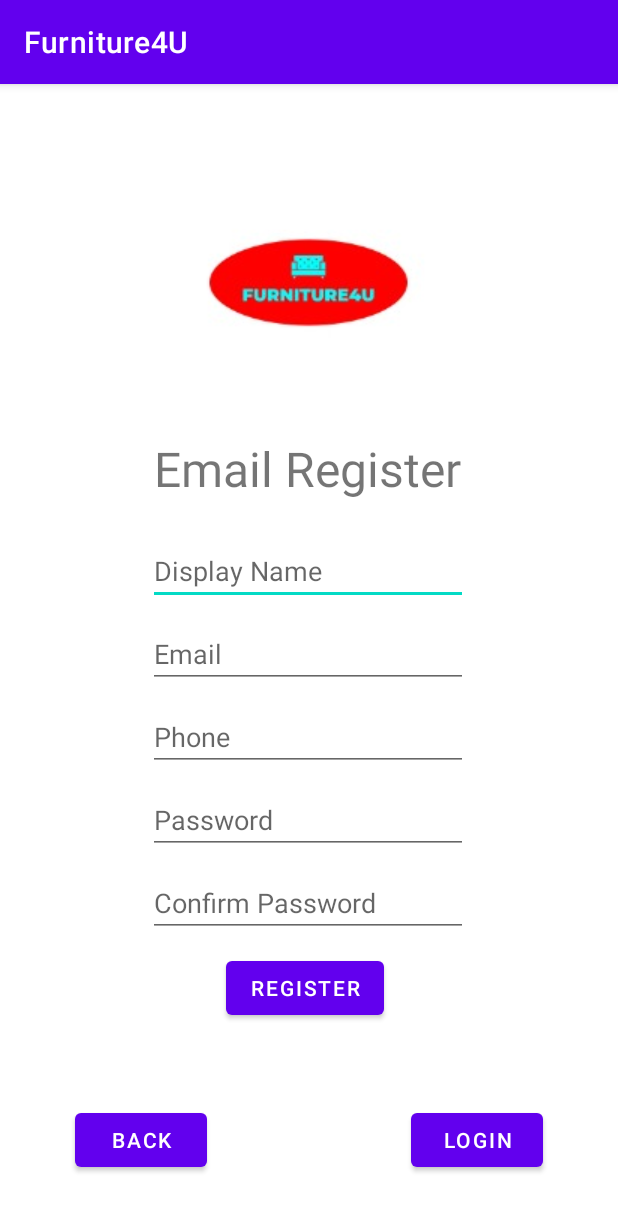
After one commit to FA2500/Furniture4U, an Android app: the EmailRegisterActivity screen opened directly, with no data from a screen before it, on a phone screen of 412 x 824 dp. The commit adds this screen. Shown: the top 1211 px of the screen. Run offline under Robolectric (Android 15) with nearby library versions, the phone set to English and light mode, and no system bars; our stand-ins replace Firebase (no records; nobody signed in at launch, a user with empty details on screens opened directly).

Commit message:
Basic Login and Registeration

```diff
--- /dev/null
+++ b/app/src/main/java/my/fa250/furniture4u/auth/EmailRegisterActivity.java
@@ -0,0 +1,159 @@
+package my.fa250.furniture4u.auth;
+
+import androidx.annotation.NonNull;
+import androidx.appcompat.app.AppCompatActivity;
+
+import android.content.Intent;
+import android.os.Bundle;
+import android.util.Log;
+import android.view.View;
+import android.widget.EditText;
+import android.widget.Toast;
+
+import com.example.furniture4u.R;
+import com.google.android.gms.tasks.OnCompleteListener;
+import com.google.android.gms.tasks.OnFailureListener;
+import com.google.android.gms.tasks.OnSuccessListener;
+import com.google.android.gms.tasks.Task;
+import com.google.firebase.auth.AuthResult;
+import com.google.firebase.auth.FirebaseAuth;
+import com.google.firebase.auth.FirebaseUser;
+import com.google.firebase.firestore.FirebaseFirestore;
+
+import java.util.HashMap;
+import java.util.Map;
+
+import my.fa250.furniture4u.UserInfo;
+import my.fa250.furniture4u.com.HomePageActivity;
+
+public class EmailRegisterActivity extends AppCompatActivity {
+
+    FirebaseFirestore db = FirebaseFirestore.getInstance();
+
+    private FirebaseAuth mAuth;
+
+    private EditText ETName;
+    private EditText ETEmail;
+    private EditText ETPhone;
+    private EditText ETPass;
+    private EditText ETCPass;
+
+    @Override
+    protected void onCreate(Bundle savedInstanceState) {
+        super.onCreate(savedInstanceState);
+        setContentView(R.layout.activity_email_register);
+        mAuth = FirebaseAuth.getInstance();
+        initializeUI();
+    }
+
+    private void initializeUI()
+    {
+        ETName = findViewById(R.id.ETRegisterName);
+        ETEmail = findViewById(R.id.ETRegisterEmail);
+        ETPhone = findViewById(R.id.ETRegisterPhone);
+        ETPass = findViewById(R.id.ETRegisterPass);
+        ETCPass = findViewById(R.id.ETRegisterCPass);
+    }
+
+    public void BtnRegisterEmail(View v)
+    {
+        //Validation
+        if(ETName.getText().length() <= 0)
+        {
+            Toast.makeText(this, "Display Name is empty", Toast.LENGTH_SHORT).show();
+        }
+        else if(ETEmail.getText().length() <= 0)
+        {
+            Toast.makeText(this, "Email is empty", Toast.LENGTH_SHORT).show();
+        }
+        else if(ETPhone.getText().length() <= 0)
+        {
+            Toast.makeText(this, "Phone is empty", Toast.LENGTH_SHORT).show();
+        }
+        else if(ETPass.getText().length() <= 0)
+        {
+            Toast.makeText(this, "Password is empty", Toast.LENGTH_SHORT).show();
+        }
+        else if(ETCPass.getText().length() <= 0)
+        {
+            Toast.makeText(this, "Confirm Password is empty", Toast.LENGTH_SHORT).show();
+        }
+        else if(!(ETPass.getText().toString().equals(ETCPass.getText().toString())))
+        {
+            Toast.makeText(this, "Password is not the same as Confirm Password", Toast.LENGTH_SHORT).show();
+        }
+        else
+        {
+            createEmailAccount();
+
+        }
+    }
+
+    public void BtnRegisterBack(View v)
+    {
+        Intent intent = new Intent(this, MultipleSignInActivity.class);
+        startActivity(intent);
+    }
+
+    public void BtnLoginBack(View v)
+    {
+        Intent intent = new Intent(this, EmailLoginActivity.class);
+        startActivity(intent);
+    }
+
+    //private method
+
+    private void createEmailAccount()
+    {
+        mAuth.createUserWithEmailAndPassword(ETEmail.getText().toString(), ETCPass.getText().toString())
+                .addOnCompleteListener(this, new OnCompleteListener<AuthResult>() {
+                    @Override
+                    public void onComplete(@NonNull Task<AuthResult> task) {
+                        if (task.isSuccessful()) {
+                            // Sign in success, update UI with the signed-in user's information
+                            Log.d("Register ", "createUserWithEmail:success");
+                            FirebaseUser user = mAuth.getCurrentUser();
+                            RegisterSaveUserInfo(user);
+                        } else {
+                            // If sign in fails, display a message to the user.
+                            Log.w("Register", "createUserWithEmail:failure", task.getException());
+                            Toast.makeText(EmailRegisterActivity.this, "Authentication failed.",Toast.LENGTH_SHORT).show();
+                        }
+                    }
+                });
+        //Log.d("Register ", ETEmail.getText().toString());
+        //Log.d("Register ", ETCPass.getText().toString());
+    }
+
+    private void RegisterSaveUserInfo(FirebaseUser user)
+    {
+        UserInfo.setName(ETName.getText().toString());
+        UserInfo.setEmail(ETEmail.getText().toString());
+        UserInfo.setPhone(ETPhone.getText().toString());
+        UserInfo.setRole("Customer");
+
+        Map<String, Object> userinfo = new HashMap<>();
+        userinfo.put("name", ETName.getText().toString());
+        userinfo.put("email", ETEmail.getText().toString());
+        userinfo.put("phone",ETPhone.getText().toString());
+        userinfo.put("role", "Customer");
+
+        db.collection("user").document(user.getUid())
+                .set(userinfo)
+                .addOnSuccessListener(new OnSuccessListener<Void>() {
+                    @Override
+                    public void onSuccess(Void aVoid) {
+                        Log.d("Database", "DocumentSnapshot successfully written!");
+                        Intent intent = new Intent(EmailRegisterActivity.this, HomePageActivity.class);
+                        startActivity(intent);
+                    }
+                })
+                .addOnFailureListener(new OnFailureListener() {
+                    @Override
+                    public void onFailure(@NonNull Exception e) {
+                        Log.w("Database", "Error writing document", e);
+                    }
+                });
+
+    }
+}
--- /dev/null
+++ b/app/src/main/res/layout/activity_email_register.xml
@@ -0,0 +1,140 @@
+<?xml version="1.0" encoding="utf-8"?>
+<androidx.constraintlayout.widget.ConstraintLayout xmlns:android="http://schemas.android.com/apk/res/android"
+    xmlns:app="http://schemas.android.com/apk/res-auto"
+    xmlns:tools="http://schemas.android.com/tools"
+    android:layout_width="match_parent"
+    android:layout_height="match_parent"
+    tools:context="my.fa250.furniture4u.auth.EmailRegisterActivity">
+
+    <ImageView
+        android:id="@+id/imageView3"
+        android:layout_width="wrap_content"
+        android:layout_height="wrap_content"
+        android:layout_marginStart="106dp"
+        android:layout_marginTop="33dp"
+        android:layout_marginEnd="107dp"
+        app:layout_constraintEnd_toEndOf="parent"
+        app:layout_constraintStart_toStartOf="parent"
+        app:layout_constraintTop_toTopOf="parent"
+        app:srcCompat="@drawable/logo" />
+
+    <TextView
+        android:id="@+id/textView5"
+        android:layout_width="214dp"
+        android:layout_height="47dp"
+        android:layout_marginStart="98dp"
+        android:layout_marginTop="3dp"
+        android:layout_marginEnd="99dp"
+        android:text="Email Register"
+        android:textAlignment="center"
+        android:textSize="32sp"
+        app:layout_constraintEnd_toEndOf="parent"
+        app:layout_constraintHorizontal_bias="0.0"
+        app:layout_constraintStart_toStartOf="parent"
+        app:layout_constraintTop_toBottomOf="@+id/imageView3" />
+
+    <EditText
+        android:id="@+id/ETRegisterName"
+        android:layout_width="wrap_content"
+        android:layout_height="wrap_content"
+        android:layout_marginStart="100dp"
+        android:layout_marginTop="20dp"
+        android:layout_marginEnd="101dp"
+        android:ems="10"
+        android:hint="Display Name"
+        android:inputType="textPersonName"
+        app:layout_constraintEnd_toEndOf="parent"
+        app:layout_constraintStart_toStartOf="parent"
+        app:layout_constraintTop_toBottomOf="@+id/textView5" />
+
+    <EditText
+        android:id="@+id/ETRegisterEmail"
+        android:layout_width="wrap_content"
+        android:layout_height="wrap_content"
+        android:layout_marginStart="100dp"
+        android:layout_marginTop="10dp"
+        android:layout_marginEnd="101dp"
+        android:ems="10"
+        android:hint="Email"
+        android:inputType="textEmailAddress"
+        app:layout_constraintEnd_toEndOf="parent"
+        app:layout_constraintStart_toStartOf="parent"
+        app:layout_constraintTop_toBottomOf="@+id/ETRegisterName" />
+
+    <EditText
+        android:id="@+id/ETRegisterPhone"
+        android:layout_width="wrap_content"
+        android:layout_height="wrap_content"
+        android:layout_marginStart="100dp"
+        android:layout_marginTop="10dp"
+        android:layout_marginEnd="101dp"
+        android:ems="10"
+        android:hint="Phone"
+        android:inputType="phone"
+        app:layout_constraintEnd_toEndOf="parent"
+        app:layout_constraintStart_toStartOf="parent"
+        app:layout_constraintTop_toBottomOf="@+id/ETRegisterEmail" />
+
+    <EditText
+        android:id="@+id/ETRegisterPass"
+        android:layout_width="wrap_content"
+        android:layout_height="wrap_content"
+        android:layout_marginStart="100dp"
+        android:layout_marginTop="10dp"
+        android:layout_marginEnd="101dp"
+        android:ems="10"
+        android:hint="Password"
+        android:inputType="textPassword"
+        app:layout_constraintEnd_toEndOf="parent"
+        app:layout_constraintStart_toStartOf="parent"
+        app:layout_constraintTop_toBottomOf="@+id/ETRegisterPhone" />
+
+    <EditText
+        android:id="@+id/ETRegisterCPass"
+        android:layout_width="wrap_content"
+        android:layout_height="wrap_content"
+        android:layout_marginStart="100dp"
+        android:layout_marginTop="10dp"
+        android:layout_marginEnd="101dp"
+        android:ems="10"
+        android:hint="Confirm Password"
+        android:inputType="textPassword"
+        app:layout_constraintEnd_toEndOf="parent"
+        app:layout_constraintStart_toStartOf="parent"
+        app:layout_constraintTop_toBottomOf="@+id/ETRegisterPass" />
+
+    <Button
+        android:id="@+id/button14"
+        android:layout_width="wrap_content"
+        android:layout_height="wrap_content"
+        android:layout_marginStart="156dp"
+        android:layout_marginTop="10dp"
+        android:layout_marginEnd="161dp"
+        android:onClick="BtnRegisterEmail"
+        android:text="Register"
+        app:layout_constraintEnd_toEndOf="parent"
+        app:layout_constraintStart_toStartOf="parent"
+        app:layout_constraintTop_toBottomOf="@+id/ETRegisterCPass" />
+
+    <Button
+        android:id="@+id/button15"
+        android:layout_width="wrap_content"
+        android:layout_height="wrap_content"
+        android:layout_marginStart="50dp"
+        android:layout_marginBottom="40dp"
+        android:onClick="BtnRegisterBack"
+        android:text="Back"
+        app:layout_constraintBottom_toBottomOf="parent"
+        app:layout_constraintStart_toStartOf="parent" />
+
+    <Button
+        android:id="@+id/button16"
+        android:layout_width="wrap_content"
+        android:layout_height="wrap_content"
+        android:layout_marginEnd="50dp"
+        android:layout_marginBottom="40dp"
+        android:onClick="BtnLoginBack"
+        android:text="Login"
+        app:layout_constraintBottom_toBottomOf="parent"
+        app:layout_constraintEnd_toEndOf="parent" />
+</androidx.constraintlayout.widget.ConstraintLayout>
--- a/app/src/main/res/layout/activity_multiple_sign_in.xml
+++ b/app/src/main/res/layout/activity_multiple_sign_in.xml
@@ -77,6 +77,7 @@
         android:layout_marginStart="161dp"
         android:layout_marginTop="20dp"
         android:layout_marginEnd="156dp"
+        android:onClick="BtnSignInEmail"
         android:text="Email"
         app:layout_constraintEnd_toEndOf="parent"
         app:layout_constraintStart_toStartOf="parent"
--- a/build.gradle
+++ b/build.gradle
@@ -4,6 +4,6 @@ buildscript {
     }
 }// Top-level build file where you can add configuration options common to all sub-projects/modules.
 plugins {
-    id 'com.android.application' version '7.3.1' apply false
-    id 'com.android.library' version '7.3.1' apply false
+    id 'com.android.application' version '7.4.2' apply false
+    id 'com.android.library' version '7.4.2' apply false
 }
```
Also changed, not shown: app/build.gradle (+7 -3 lines), app/src/main/AndroidManifest.xml (+9 -0 lines), app/src/main/java/my/fa250/furniture4u/MainActivity.java (+5 -5 lines), app/src/main/java/my/fa250/furniture4u/UserInfo.java (added, +51 -0 lines), app/src/main/java/my/fa250/furniture4u/auth/EmailLoginActivity.java (added, +43 -0 lines), app/src/main/java/my/fa250/furniture4u/auth/MultipleSignInActivity.java (+12 -0 lines), app/src/main/java/my/fa250/furniture4u/com/HomePageActivity.java (added, +16 -0 lines), app/src/main/res/layout/activity_email_login.xml (added, +99 -0 lines), app/src/main/res/layout/activity_home_page.xml (added, +9 -0 lines), gradle/wrapper/gradle-wrapper.properties.
